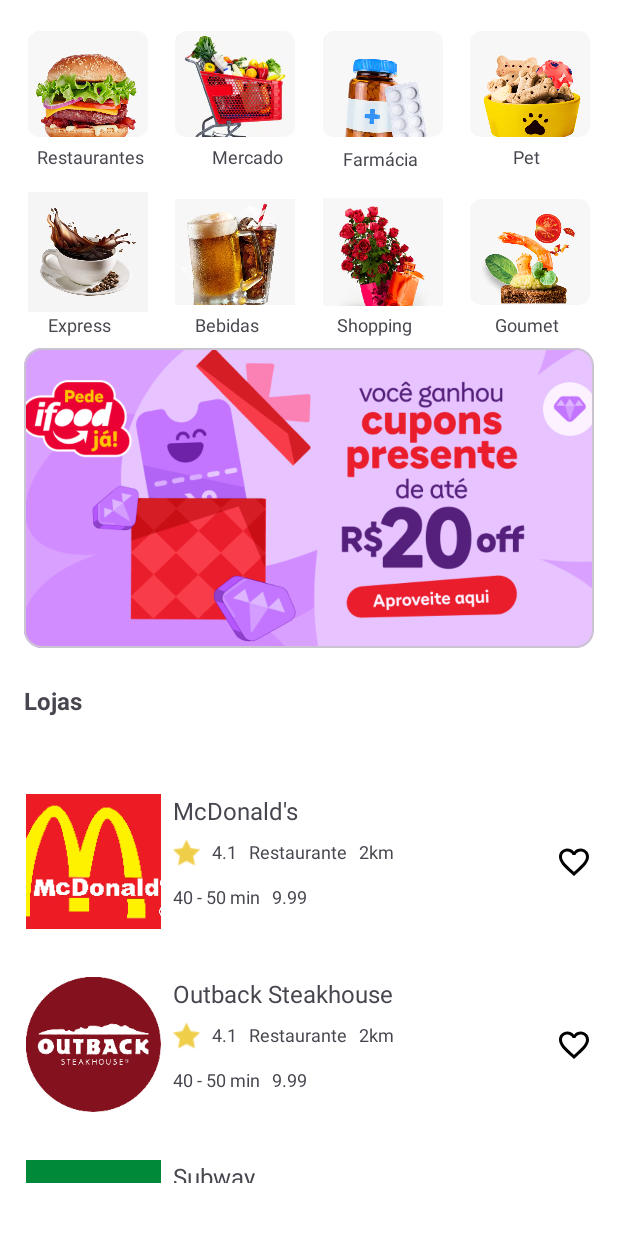
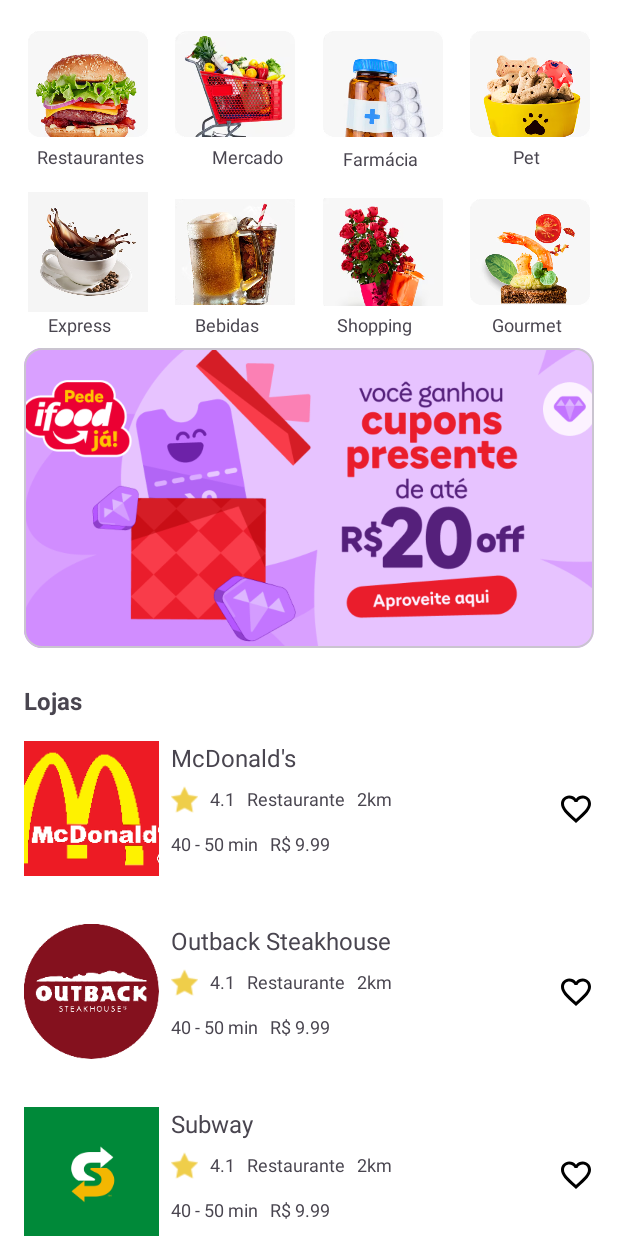
Before and after one commit to BRADDTELES/Desafio_Componente_de_Listagem_Por_Equipe, an Android app: the InicialRestauranteActivity screen opened directly, with no data from a screen before it, on a phone screen of 412 x 824 dp. Run offline under Robolectric (Android 15) with nearby library versions, the phone set to English and light mode, and no system bars.

Commit message:
fix: correcao da navegacao para a próxima tela

```diff
--- a/app/src/main/java/com/equipe4/desafiocomponentedelistagem/adapter/LojaAdapter.kt
+++ b/app/src/main/java/com/equipe4/desafiocomponentedelistagem/adapter/LojaAdapter.kt
@@ -12,11 +12,16 @@
 class LojaAdapter(
     private val onClick: (Loja) -> Unit
 ) : ListAdapter<Loja, LojaAdapter.LojaViewHolder>(LojaDiffCallback()) {
+
     override fun onCreateViewHolder(
         parent: ViewGroup,
         viewType: Int
     ): LojaViewHolder {
-        val binding = ItemRestauranteBinding.inflate(LayoutInflater.from(parent.context), parent, false)
+        val binding = ItemRestauranteBinding.inflate(
+            LayoutInflater.from(parent.context),
+            parent,
+            false
+        )
         return LojaViewHolder(binding)
     }
 
@@ -28,15 +33,27 @@
         holder.bind(loja)
     }
 
-    inner class LojaViewHolder(private val binding: ItemRestauranteBinding) : RecyclerView.ViewHolder(binding.root) {
+    inner class LojaViewHolder(
+        private val binding: ItemRestauranteBinding
+    ) : RecyclerView.ViewHolder(binding.root) {
+
         fun bind(loja: Loja) {
             binding.tvNome.text = loja.nome
             binding.tvCategoria.text = loja.categoria
             binding.tvDistancia.text = loja.distancia
             binding.tvTempo.text = loja.tempo
-            binding.tvPreco.text = "${"%.2f".format(loja.preco)}"
-            binding.tvAvaliacao.text = "${"%.1f".format(loja.avaliacao)}"
-            Glide.with(binding.ivImagem).load(loja.imagem).centerCrop().into(binding.ivImagem)
+            binding.tvPreco.text = "R$ %.2f".format(loja.preco)
+            binding.tvAvaliacao.text = "%.1f".format(loja.avaliacao)
+
+            Glide.with(binding.ivImagem)
+                .load(loja.imagem)
+                .centerCrop()
+                .into(binding.ivImagem)
+
+            // 👇 Aqui adicionamos o clique do item
+            binding.root.setOnClickListener {
+                onClick(loja)
+            }
         }
     }
 }
--- a/app/src/main/java/com/equipe4/desafiocomponentedelistagem/view/InicialRestauranteActivity.kt
+++ b/app/src/main/java/com/equipe4/desafiocomponentedelistagem/view/InicialRestauranteActivity.kt
@@ -34,9 +34,15 @@
 
     private fun setupRecyclerView() {
         lojaAdapter = LojaAdapter { loja ->
-            val intent = Intent(this, DetalhesRestauranteActivity::class.java)
-            startActivity(intent)
+            if (loja.nome == "Outback Steakhouse") {
+                val intent = Intent(this, DetalhesRestauranteActivity::class.java)
+                // 🔹 Caso precise passar dados para a tela seguinte:
+                intent.putExtra("NOME_LOJA", loja.nome)
+                intent.putExtra("ID_LOJA", loja.id)
+                startActivity(intent)
+            }
         }
+
         binding.rvLojas.adapter = lojaAdapter
         binding.rvLojas.layoutManager = LinearLayoutManager(this)
         lojaAdapter.submitList(listaLojas)
--- a/app/src/main/res/layout/activity_inicial_restaurante.xml
+++ b/app/src/main/res/layout/activity_inicial_restaurante.xml
@@ -133,8 +133,8 @@
 
     <androidx.recyclerview.widget.RecyclerView
         android:id="@+id/rv_lojas"
-        android:layout_width="409dp"
-        android:layout_height="275dp"
+        android:layout_width="0dp"
+        android:layout_height="0dp"
         app:layout_constraintBottom_toBottomOf="parent"
         app:layout_constraintEnd_toEndOf="parent"
         app:layout_constraintHorizontal_bias="0.5"
@@ -221,7 +221,7 @@
         android:id="@+id/textView16"
         android:layout_width="wrap_content"
         android:layout_height="wrap_content"
-        android:text="Goumet"
+        android:text="Gourmet"
         android:textSize="12sp"
         app:layout_constraintEnd_toEndOf="parent"
         app:layout_constraintHorizontal_bias="0.588"
```
